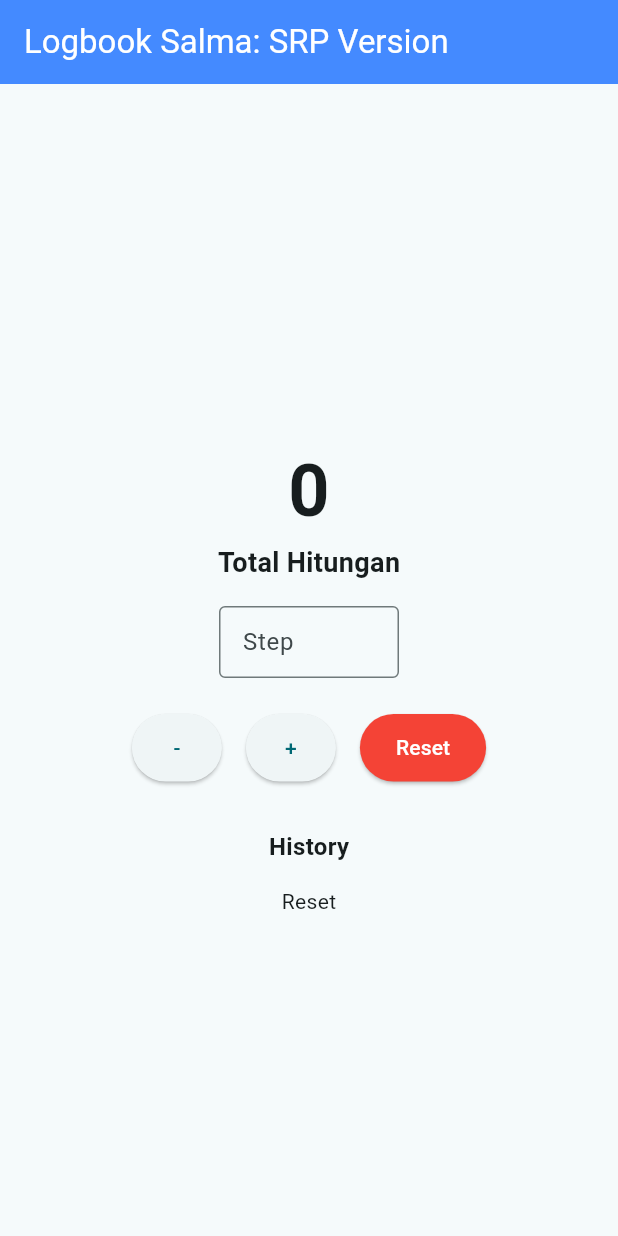
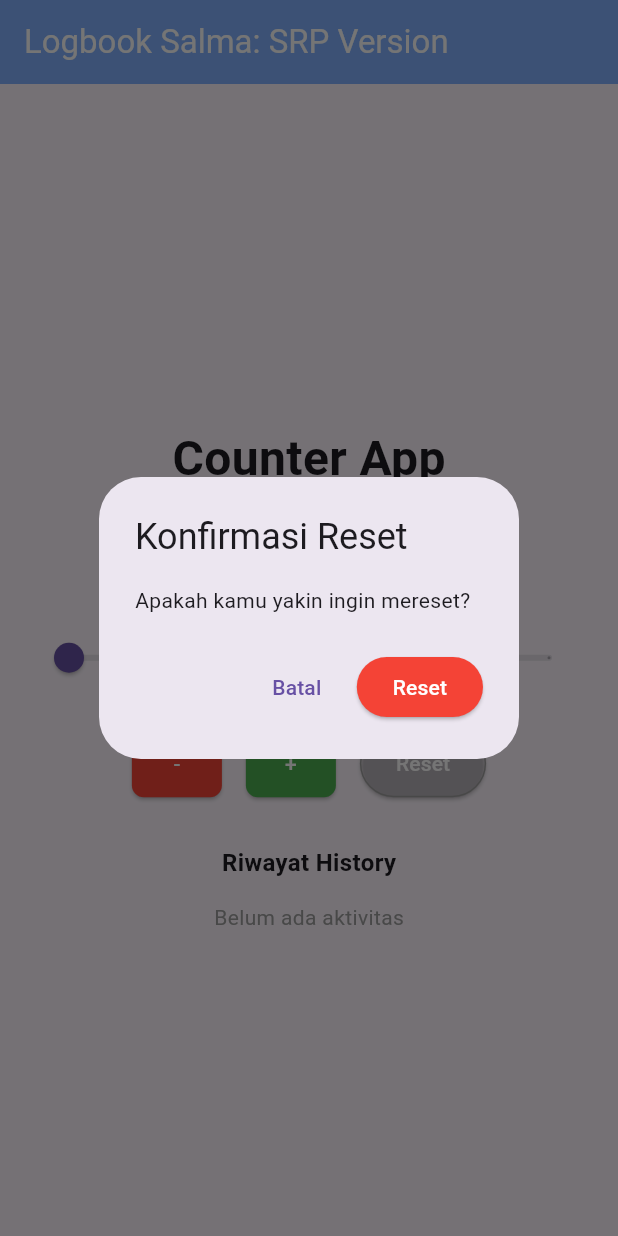
Before and after one commit to SalmaArifahZahra/Proyek-4---MobileApp-1, a Flutter app: the screen it shows after launch, after a tap on "Reset", on a phone screen of 412 x 824 dp. Run offline on Flutter 3.47's test engine with Material 3 defaults, Android fonts, the phone set to English and light mode, and no system bars.

Commit message:
add ui button,history,alert,and splashscreen experiment

```diff
--- a/lib/counter_controller.dart
+++ b/lib/counter_controller.dart
@@ -8,12 +8,11 @@ class CounterController {
   List<String> get history => _history;
 
   void setStep(int step) {
-    if (step > 0) {
-      _step = step;
-    }
+    _step = step;
   }
 
   void increment() {
+    if (_step <= 0) return;
     _counter += _step;
     _addHistory("Tambah $_step");
   }
--- a/lib/counter_view.dart
+++ b/lib/counter_view.dart
@@ -10,13 +10,25 @@ class CounterView extends StatefulWidget {
 
 class _CounterViewState extends State<CounterView> {
   final CounterController _controller = CounterController();
+  double _nilaiSlider = 1;
+
+  Color _getHistoryColor(String text) {
+    if (text.contains("Tambah")) {
+      return Colors.green;
+    } else if (text.contains("Kurang")) {
+      return Colors.red;
+    } else if (text.contains("Reset")) {
+      return Colors.grey;
+    }
+    return Colors.black;
+  }
 
   @override
   Widget build(BuildContext context) {
     return Scaffold(
       appBar: AppBar(
         title: const Text("Logbook Salma: SRP Version"),
-        backgroundColor: Colors.blueAccent,
+        backgroundColor: const Color.fromARGB(255, 130, 176, 255),
         foregroundColor: Colors.white,
       ),
       body: Center(
@@ -27,6 +39,10 @@ class _CounterViewState extends State<CounterView> {
               mainAxisAlignment: MainAxisAlignment.center,
               children: [
                 const SizedBox(height: 24),
+                const Text(
+                  "Counter App",
+                  style: TextStyle(fontSize: 32, fontWeight: FontWeight.bold),
+                ),
                 Text(
                   '${_controller.value}',
                   style: const TextStyle(
@@ -37,32 +53,24 @@ class _CounterViewState extends State<CounterView> {
 
                 const Text(
                   "Total Hitungan",
-                  style: TextStyle(fontSize: 18, fontWeight: FontWeight.w600),
+                  style: TextStyle(fontSize: 12, fontWeight: FontWeight.w600),
                 ),
 
-                const SizedBox(height: 16),
-
-                SizedBox(
-                  width: 120,
-                  child: TextField(
-                    textAlign: TextAlign.center,
-                    keyboardType: TextInputType.number,
-                    decoration: const InputDecoration(
-                      labelText: 'Step',
-                      isDense: true,
-                      border: OutlineInputBorder(),
-                    ),
+                Slider(
+                  value: _nilaiSlider,
+                  min: 1,
+                  max: 10,
+                  divisions: 9,
+                  label: _nilaiSlider.round().toString(),
                   onChanged: (value) {
-                      final step = int.tryParse(value) ?? 1;
                     setState(() {
-                        _controller.setStep(step);
+                      _nilaiSlider = value;
+                      _controller.setStep(value.round());
                     });
                   },
                 ),
-                ),
 
                 const SizedBox(height: 24),
-
                 Row(
                   mainAxisAlignment: MainAxisAlignment.center,
                   children: [
@@ -70,6 +78,13 @@ class _CounterViewState extends State<CounterView> {
                       width: 60,
                       height: 45,
                       child: ElevatedButton(
+                        style: ElevatedButton.styleFrom(
+                          backgroundColor: Colors.red,
+                          foregroundColor: Colors.white,
+                          shape: RoundedRectangleBorder(
+                            borderRadius: BorderRadius.circular(8),
+                          ),
+                        ),
                         onPressed: () {
                           setState(() {
                             _controller.decrement();
@@ -80,11 +95,17 @@ class _CounterViewState extends State<CounterView> {
                     ),
 
                     const SizedBox(width: 16),
-
                     SizedBox(
                       width: 60,
                       height: 45,
                       child: ElevatedButton(
+                        style: ElevatedButton.styleFrom(
+                          backgroundColor: Colors.green,
+                          foregroundColor: Colors.white,
+                          shape: RoundedRectangleBorder(
+                            borderRadius: BorderRadius.circular(8),
+                          ),
+                        ),
                         onPressed: () {
                           setState(() {
                             _controller.increment();
@@ -95,10 +116,30 @@ class _CounterViewState extends State<CounterView> {
                     ),
 
                     const SizedBox(width: 16),
-
                     SizedBox(
                       height: 45,
                       child: ElevatedButton(
+                        style: ElevatedButton.styleFrom(
+                          backgroundColor: Colors.transparent,
+                          foregroundColor: Colors.white,
+                          side: const BorderSide(color: Colors.grey),
+                        ),
+                        onPressed: () {
+                          showDialog(
+                            context: context,
+                            builder: (context) => AlertDialog(
+                              title: const Text("Konfirmasi Reset"),
+                              content: const Text(
+                                "Apakah kamu yakin ingin mereset?",
+                              ),
+                              actions: [
+                                TextButton(
+                                  onPressed: () {
+                                    Navigator.pop(context);
+                                  },
+                                  child: const Text("Batal"),
+                                ),
+                                ElevatedButton(
                                   style: ElevatedButton.styleFrom(
                                     backgroundColor: Colors.red,
                                     foregroundColor: Colors.white,
@@ -107,16 +148,24 @@ class _CounterViewState extends State<CounterView> {
                                     setState(() {
                                       _controller.reset();
                                     });
+                                    Navigator.pop(context);
                                   },
+                                  child: const Text("Reset"),
+                                ),
+                              ],
+                            ),
+                          );
+                        },
+
                         child: const Text('Reset'),
-
                       ),
                     ),
                   ],
                 ),
+
                 const SizedBox(height: 32),
                 const Text(
-                  "History",
+                  "Riwayat History",
                   style: TextStyle(fontSize: 16, fontWeight: FontWeight.bold),
                 ),
 
@@ -129,14 +178,17 @@ class _CounterViewState extends State<CounterView> {
                             style: TextStyle(color: Colors.grey),
                           ),
                         ]
-                      : _controller.history
-                            .map(
-                              (item) => Text(
+                      : _controller.history.map((item) {
+                          return Text(
                             item,
-                                style: const TextStyle(fontSize: 14),
+                            style: TextStyle(
+                              fontSize: 14,
+                              color: _getHistoryColor(
+                                item,
+                              ), // ← DI SINI DIPAKAI
                             ),
-                            )
-                            .toList(),
+                          );
+                        }).toList(),
                 ),
               ],
             ),
--- a/lib/main.dart
+++ b/lib/main.dart
@@ -1,6 +1,5 @@
 import 'package:flutter/material.dart';
-import 'package:logbook_app_062/counter_view.dart';
-
+import 'views/splash_view.dart';
 void main() {
   runApp(const MyApp());
 }
@@ -10,12 +9,9 @@ class MyApp extends StatelessWidget {
 
   @override
   Widget build(BuildContext context) {
-    return MaterialApp(
-      title: 'Flutter Demo',
-      theme: ThemeData(
-        colorScheme: ColorScheme.fromSeed(seedColor: Colors.white),
-      ),
-      home: const  CounterView(),
+    return const MaterialApp(
+      debugShowCheckedModeBanner: false,
+      home: SplashView(),
     );
   }
 }
--- /dev/null
+++ b/lib/views/splash_view.dart
@@ -0,0 +1,50 @@
+import 'dart:async';
+import 'package:flutter/material.dart';
+import '../counter_view.dart';
+
+class SplashView extends StatefulWidget {
+  const SplashView({super.key});
+
+  @override
+  State<SplashView> createState() => _SplashViewState();
+}
+
+class _SplashViewState extends State<SplashView> {
+  @override
+  void initState() {
+    super.initState();
+
+    Timer(const Duration(seconds: 4), () {
+      Navigator.pushReplacement(
+        context,
+        MaterialPageRoute(
+          builder: (context) => const CounterView(),
+        ),
+      );
+    });
+  }
+
+  @override
+  Widget build(BuildContext context) {
+    return const Scaffold(
+      backgroundColor: Color.fromARGB(255, 130, 176, 255),
+      body: Center(
+        child: Column(
+          mainAxisAlignment: MainAxisAlignment.center,
+          children: [
+            Icon(Icons.calculate, size: 80, color: Colors.white),
+            SizedBox(height: 16),
+            Text(
+              "Counter App",
+              style: TextStyle(
+                fontSize: 28,
+                fontWeight: FontWeight.bold,
+                color: Colors.white,
+              ),
+            ),
+          ],
+        ),
+      ),
+    );
+  }
+}
```
Lines whose indentation alone changed are shown as unchanged.
